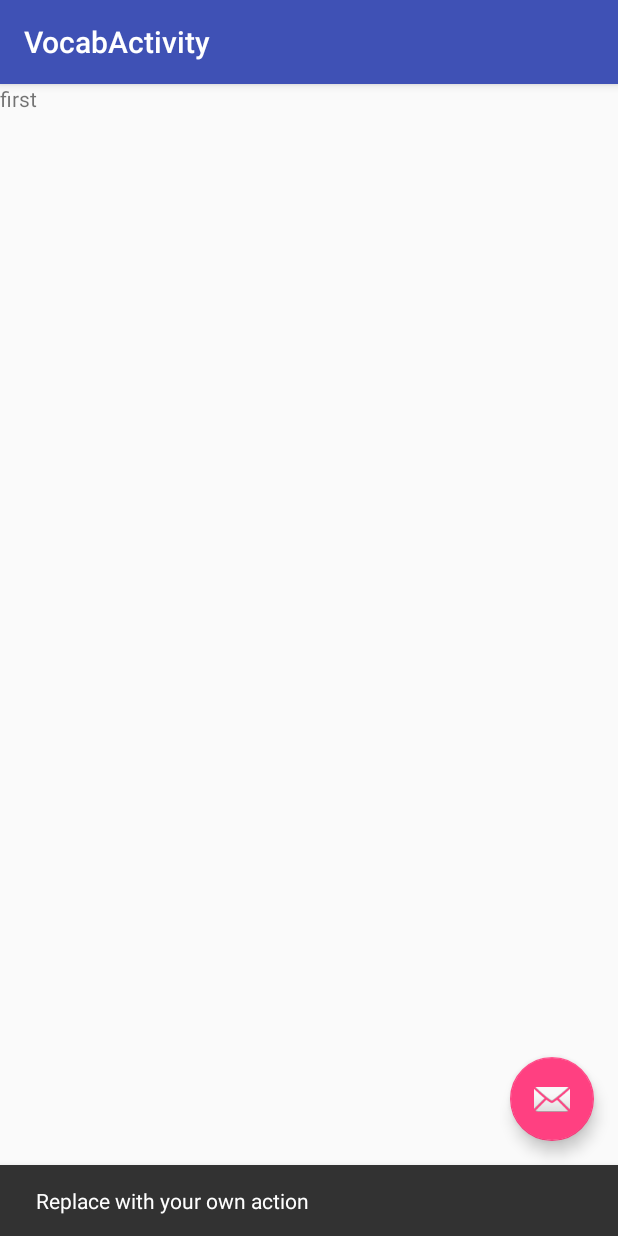
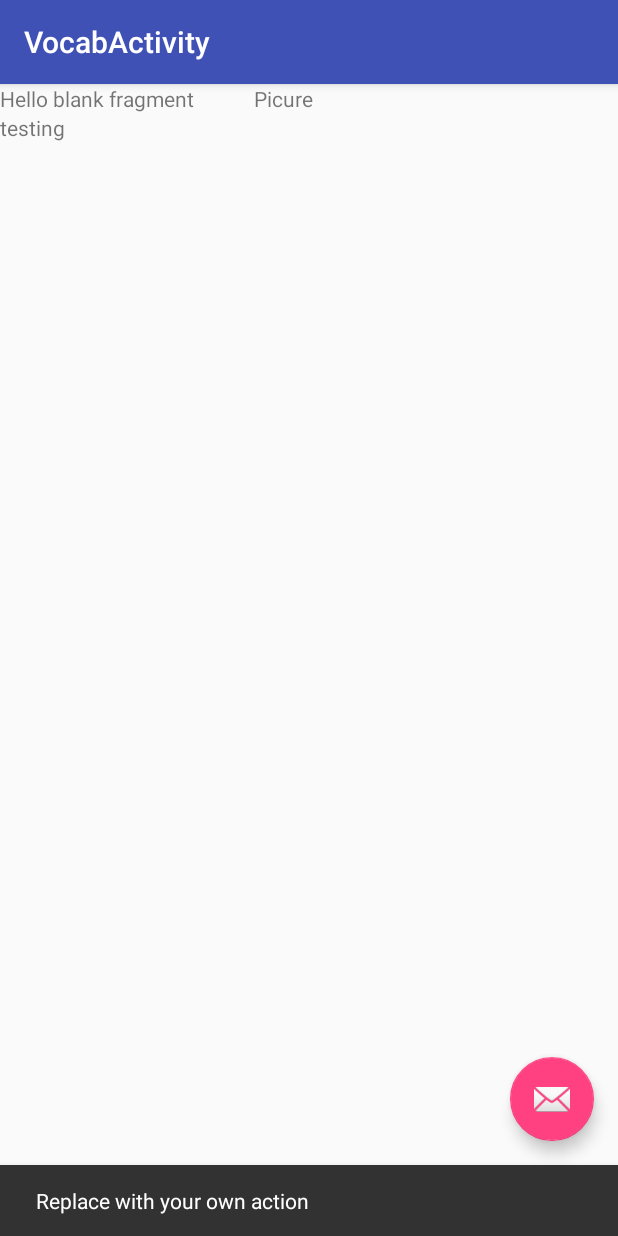
Before and after one commit to louis993546/K2K-Dictionary, an Android app: the BlankFragment screen opened directly, with no data from a screen before it, after a tap on an icon or button, on a phone screen of 412 x 824 dp. Run offline under Robolectric (Android 15) with nearby library versions, the phone set to English and light mode, and no system bars; 2 statements that could not run were skipped.

```diff
--- a/app/src/main/AndroidManifest.xml
+++ b/app/src/main/AndroidManifest.xml
@@ -23,6 +23,11 @@
             android:label="@string/title_activity_vocab"
             android:theme="@style/AppTheme.NoActionBar">
         </activity>
+        <activity
+            android:name=".view.activity.Main2Activity"
+            android:label="@string/title_activity_main2"
+            android:theme="@style/AppTheme.NoActionBar">
+        </activity>
     </application>
 
 </manifest>
--- a/app/src/main/java/org/one2oneworld/k2kdictionary/rvViewHolder.java
+++ b/app/src/main/java/org/one2oneworld/k2kdictionary/rvViewHolder.java
@@ -26,6 +26,7 @@ public class rvViewHolder extends RecyclerView.ViewHolder {
                 Log.d("qqq", "1");
                 Intent i = new Intent(context, VocabActivity.class);
 //                i.putExtra()
+                i.putExtra("voca", "vocabulary");
                 context.startActivity(i);
             }
         });
--- a/app/src/main/java/org/one2oneworld/k2kdictionary/view/activity/MainActivity.java
+++ b/app/src/main/java/org/one2oneworld/k2kdictionary/view/activity/MainActivity.java
@@ -36,7 +36,7 @@ public class MainActivity extends AppCompatActivity implements VocabularyListFra
 
         tabs.setupWithViewPager(vp);
         tabs.removeAllTabs();
-        tabs.addTab(tabs.newTab().setText("All"), 0);
+        tabs.addTab(tabs.newTab().setText(R.string.all), 0);
         tabs.addTab(tabs.newTab().setText("Favourite"), 1);
 
         tabs.setOnTabSelectedListener(new TabLayout.OnTabSelectedListener() {
--- a/app/src/main/res/layout/fragment_blank.xml
+++ b/app/src/main/res/layout/fragment_blank.xml
@@ -1,15 +1,30 @@
-<FrameLayout xmlns:android="http://schemas.android.com/apk/res/android"
+<RelativeLayout xmlns:android="http://schemas.android.com/apk/res/android"
              xmlns:tools="http://schemas.android.com/tools"
              android:layout_width="match_parent"
              android:layout_height="match_parent"
              android:layout_marginTop="?attr/actionBarSize"
              tools:context="org.one2oneworld.k2kdictionary.view.fragment.BlankFragment">
 
-    <!-- TODO: Update blank fragment layout -->
+
     <TextView
-        android:id="@+id/textview"
-        android:layout_width="match_parent"
-        android:layout_height="match_parent"
+        android:id="@+id/voca"
+        android:layout_width="wrap_content"
+        android:layout_height="wrap_content"
         android:text="@string/hello_blank_fragment"/>
 
-</FrameLayout>
+    <TextView
+        android:id="@+id/picture"
+        android:layout_marginLeft="40dp"
+        android:layout_width="wrap_content"
+        android:layout_height="wrap_content"
+        android:layout_toRightOf="@id/voca"
+        android:text="Picure"/>
+
+    <TextView
+        android:id="@+id/definition"
+        android:layout_width="match_parent"
+        android:layout_height="wrap_content"
+        android:text="testing"
+        android:layout_below="@id/picture"/>
+
+</RelativeLayout>
--- a/app/src/main/res/values/strings.xml
+++ b/app/src/main/res/values/strings.xml
@@ -8,4 +8,6 @@
     <string name="action_about">About</string>
     <string name="dict">Dictionary</string>
     <string name="title_activity_vocab">VocabActivity</string>
+    <string name="all">All</string>
+    <string name="title_activity_main2">Main2Activity</string>
 </resources>
```
Also changed, not shown: app/src/main/java/org/one2oneworld/k2kdictionary/view/activity/Main2Activity.java (added, +31 -0 lines), app/src/main/java/org/one2oneworld/k2kdictionary/view/activity/Main2ActivityFragment.java (added, +24 -0 lines), app/src/main/java/org/one2oneworld/k2kdictionary/view/fragment/VocabularyListFragment.java (+14 -0 lines), app/src/main/res/layout/activity_main2.xml (added, +35 -0 lines), app/src/main/res/layout/content_main2.xml (added, +9 -0 lines), app/src/main/res/layout/fragment_main2.xml (added, +13 -0 lines), app/src/main/res/menu/menu_main2.xml (added, +10 -0 lines), 1 other file.
